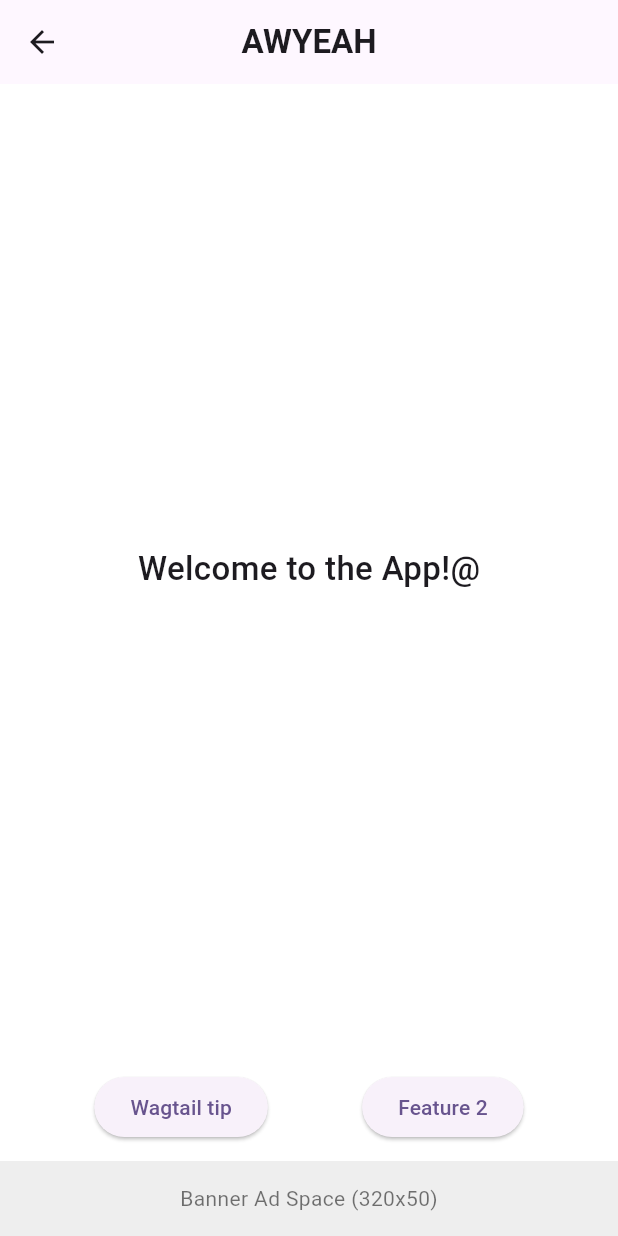
After one commit to awyeah1-creator/AAbird, a Flutter app: the HomeScreenV2 screen opened directly, on a phone screen of 412 x 824 dp. The commit adds this screen. Run offline on Flutter 3.47's test engine with Material 3 defaults, Android fonts, the phone set to English and light mode, and no system bars; our stand-ins replace audioplayers, auto_size_text, google_fonts, video_player.

Commit message:
Final changes before merge to main

```diff
--- a/lib/home/home_screen.dart
+++ b/lib/home/home_screen.dart
@@ -3,8 +3,9 @@ import 'package:audioplayers/audioplayers.dart';
 import 'dart:math';
 // Make sure the path is correct for your project layout!
 import '../widgets/video_screen.dart';
-import 'package:aabird/integrations/perplexity/perplexity_prompt_screen.dart';
+// import 'package:aabird/integrations/perplexity/perplexity_prompt_screen.dart';
 import 'package:aabird/integrations/perplexity/wagtail_fact_screen.dart';
+import 'package:aabird/home/home_screen_v2.dart';
 
 class HomeScreen extends StatefulWidget {
   final String title;
@@ -38,6 +39,7 @@ class _HomeScreenState extends State<HomeScreen> {
     setState(() {
       _counter++;
     });
+    await _player.play(AssetSource('audio/wagtail-chirp4.mp3'));
     if (wagtailImages[index].contains('wagtail_gold.png')) {
       Navigator.of(context).push(
         MaterialPageRoute(
@@ -58,7 +60,7 @@ class _HomeScreenState extends State<HomeScreen> {
     if (wagtailImages[index].contains('wagtail_epic.png')) {
       Navigator.of(context).push(
         MaterialPageRoute(
-          builder: (context) => const PerplexityPromptScreen(),
+          builder: (context) => HomeScreenV2(),
         ),
       );
       return;
@@ -87,6 +89,7 @@ class _HomeScreenState extends State<HomeScreen> {
       appBar: AppBar(
         title: Text(widget.title),
         backgroundColor: Theme.of(context).colorScheme.inversePrimary,
+        centerTitle: true,
       ),
       body: Container(
         color: _backgroundColor,
--- /dev/null
+++ b/lib/home/home_screen_v2.dart
@@ -0,0 +1,66 @@
+import 'package:flutter/material.dart';
+import 'package:aabird/integrations/perplexity/wagtail_fact_widget.dart';
+
+class HomeScreenV2 extends StatelessWidget {
+  @override
+  Widget build(BuildContext context) {
+    return Scaffold(
+      appBar: AppBar(
+        title: Text('AWYEAH', style: TextStyle(fontWeight: FontWeight.bold)),
+        centerTitle: true,
+      ),
+      body: Column(
+        mainAxisAlignment: MainAxisAlignment.spaceBetween,
+        children: [
+          // Main content area
+          Expanded(
+            child: Padding(
+              padding: EdgeInsets.all(16.0),
+              child: Center(
+                child: Text(
+                  'Welcome to the App!@',
+                  style: TextStyle(fontSize: 22, fontWeight: FontWeight.w500),
+                ),
+              ),
+            ),
+          ),
+          // Navigation or action buttons
+          Padding(
+            padding: EdgeInsets.symmetric(vertical: 12),
+            child: Row(
+              mainAxisAlignment: MainAxisAlignment.spaceEvenly,
+              children: [
+                ElevatedButton(
+                  onPressed: () {
+                    Navigator.push(
+                        context,
+                        MaterialPageRoute(builder: (context) => WagtailFactWidget()),
+                    );
+                  },
+                  child: Text('Wagtail tip'),
+                ),
+                ElevatedButton(
+                  onPressed: () {},
+                  child: Text('Feature 2'),
+                )
+              ],
+            ),
+          ),
+          // Banner ad space (e.g., 320x50)
+          Container(
+            width: double.infinity,
+            height: 50,  // Typical height for AdMob banner
+            color: Colors.grey[200], // Placeholder background
+            child: Center(
+              child: Text(
+                'Banner Ad Space (320x50)',
+                style: TextStyle(color: Colors.black54),
+              ),
+            ),
+          ),
+        ],
+      ),
+      backgroundColor: Colors.white,
+    );
+  }
+}
--- a/lib/integrations/perplexity/perplexity_prompt_screen.dart
+++ b/lib/integrations/perplexity/perplexity_prompt_screen.dart
@@ -1,5 +1,6 @@
 import 'package:flutter/material.dart';
 import 'perplexity_api_service.dart'; // same folder, use relative path
+// # not using this anymore was a first try, could be used as example code it just displays a unformatted output page
 
 class PerplexityPromptScreen extends StatefulWidget {
   const PerplexityPromptScreen({super.key});
--- a/lib/integrations/perplexity/wagtail_fact_widget.dart
+++ b/lib/integrations/perplexity/wagtail_fact_widget.dart
@@ -156,10 +156,10 @@ class _WagtailFactWidgetState extends State<WagtailFactWidget> with SingleTicker
                         fontWeight: FontWeight.bold,
                         color: Colors.brown[800],
                       ),
-                      maxLines: 8,        // Adjust as needed
                       minFontSize: 14,
-                      overflow: TextOverflow.ellipsis,
-                    ),
+                      overflow: TextOverflow.visible, // Ensures full text display
+                    )
+                    ,
 
                     const SizedBox(height: 24),
                     Row(
```
Also changed, not shown: 1 other file.
